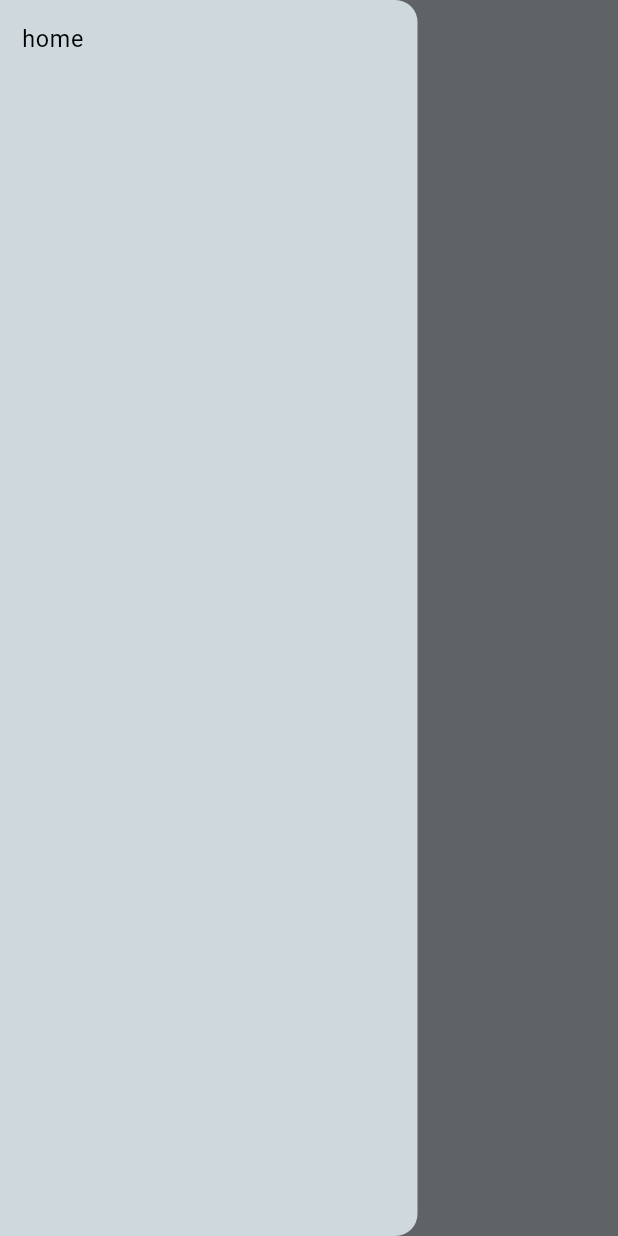
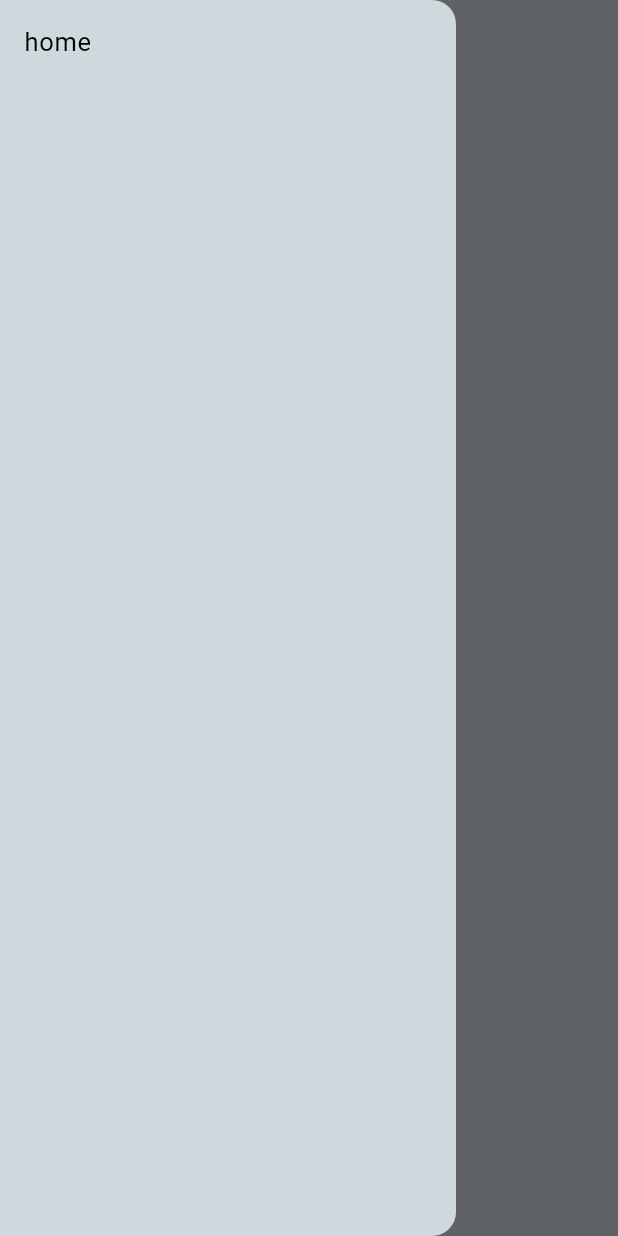
Before and after one commit to tfreebern2/va-ai-tech-challenge, a Flutter app: the screen it shows after launch, with the side drawer open, on a phone screen of 412 x 824 dp. Run offline on Flutter 3.47's test engine with Material 2 defaults, Android fonts, the phone set to English and light mode, and no system bars; our stand-ins replace go_router, google_fonts, responsive_framework.

Commit message:
updating responsiveness

```diff
--- a/lib/main.dart
+++ b/lib/main.dart
@@ -26,17 +26,14 @@ class SemperMadeApp extends StatelessWidget {
           useMaterial3: true,
           colorScheme: darkColorScheme,
           textTheme: textTheme),
-      builder: (context, widget) => ResponsiveWrapper.builder(
-        BouncingScrollWrapper.builder(context, widget!),
-        maxWidth: 1200,
-        minWidth: 450,
-        defaultScale: true,
+      builder: (context, child) => ResponsiveBreakpoints.builder(
+        child: child!,
         breakpoints: [
-          const ResponsiveBreakpoint.autoScale(450, name: MOBILE),
-          const ResponsiveBreakpoint.autoScale(800, name: TABLET),
-          const ResponsiveBreakpoint.autoScale(1000, name: DESKTOP),
+          const Breakpoint(start: 0, end: 450, name: MOBILE),
+          const Breakpoint(start: 451, end: 800, name: TABLET),
+          const Breakpoint(start: 801, end: 1920, name: DESKTOP),
+          const Breakpoint(start: 1921, end: double.infinity, name: '4K'),
         ],
-        background: Container(color: Colors.white),
       ),
     );
   }
```
